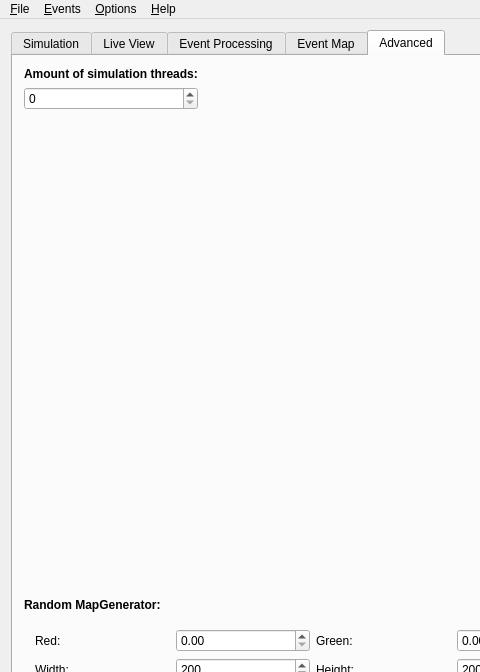
This is mainwindow.ui in sojoe02/RANA as Qt 5 draws it before an edit; both pictures show x 0 to 480 and y 0 to 672 of the 908 by 789 pixel window. The edited form follows.
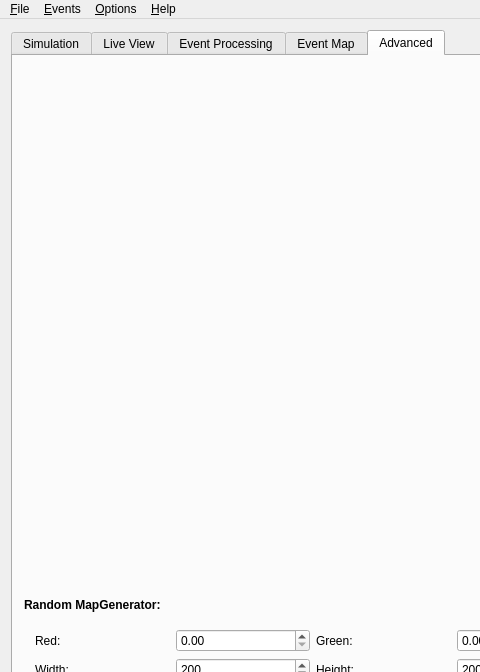
This is the edited form. The open tabs and pages were chosen to show the change.

```diff
--- a/mainwindow.ui
+++ b/mainwindow.ui
@@ -1349,40 +1349,7 @@
         <string>Advanced</string>
        </attribute>
        <layout class="QGridLayout" name="gridLayout_11">
-        <item row="0" column="0">
-         <widget class="QLabel" name="label_37">
-          <property name="text">
-           <string>&lt;html&gt;&lt;head/&gt;&lt;body&gt;&lt;p&gt;&lt;span style=&quot; font-weight:600;&quot;&gt;Amount of simulation threads:&lt;/span&gt;&lt;/p&gt;&lt;/body&gt;&lt;/html&gt;</string>
-          </property>
-         </widget>
-        </item>
-        <item row="1" column="0">
-         <widget class="QSpinBox" name="adv_spinBox"/>
-        </item>
-        <item row="3" column="1">
-         <spacer name="verticalSpacer_4">
-          <property name="orientation">
-           <enum>Qt::Vertical</enum>
-          </property>
-          <property name="sizeHint" stdset="0">
-           <size>
-            <width>20</width>
-            <height>40</height>
-           </size>
-          </property>
-         </spacer>
-        </item>
-        <item row="4" column="0">
-         <widget class="QLabel" name="label_38">
-          <property name="toolTip">
-           <string>&lt;html&gt;&lt;head/&gt;&lt;body&gt;&lt;p&gt;This option will generate a map with randomly distributed pixels. The number of pixels is determined by the percentage of Red, Green and Blue channels (the value of the channels is 255). &lt;/p&gt;&lt;/body&gt;&lt;/html&gt;</string>
-          </property>
-          <property name="text">
-           <string>&lt;html&gt;&lt;head/&gt;&lt;body&gt;&lt;p&gt;&lt;span style=&quot; font-weight:600;&quot;&gt;Random MapGenerator:&lt;/span&gt;&lt;/p&gt;&lt;/body&gt;&lt;/html&gt;</string>
-          </property>
-         </widget>
-        </item>
-        <item row="5" column="0" colspan="2">
+        <item row="4" column="0" colspan="2">
          <widget class="QWidget" name="widget_5" native="true">
           <property name="sizePolicy">
            <sizepolicy hsizetype="Expanding" vsizetype="Preferred">
@@ -1571,7 +1538,30 @@
           <zorder>generateMap</zorder>
          </widget>
         </item>
-        <item row="1" column="1">
+        <item row="3" column="0">
+         <widget class="QLabel" name="label_38">
+          <property name="toolTip">
+           <string>&lt;html&gt;&lt;head/&gt;&lt;body&gt;&lt;p&gt;This option will generate a map with randomly distributed pixels. The number of pixels is determined by the percentage of Red, Green and Blue channels (the value of the channels is 255). &lt;/p&gt;&lt;/body&gt;&lt;/html&gt;</string>
+          </property>
+          <property name="text">
+           <string>&lt;html&gt;&lt;head/&gt;&lt;body&gt;&lt;p&gt;&lt;span style=&quot; font-weight:600;&quot;&gt;Random MapGenerator:&lt;/span&gt;&lt;/p&gt;&lt;/body&gt;&lt;/html&gt;</string>
+          </property>
+         </widget>
+        </item>
+        <item row="2" column="1">
+         <spacer name="verticalSpacer_4">
+          <property name="orientation">
+           <enum>Qt::Vertical</enum>
+          </property>
+          <property name="sizeHint" stdset="0">
+           <size>
+            <width>20</width>
+            <height>40</height>
+           </size>
+          </property>
+         </spacer>
+        </item>
+        <item row="0" column="1">
          <spacer name="horizontalSpacer_2">
           <property name="orientation">
            <enum>Qt::Horizontal</enum>
```
Left out of the diff: 16 changed lines with no effect on the pictures.
